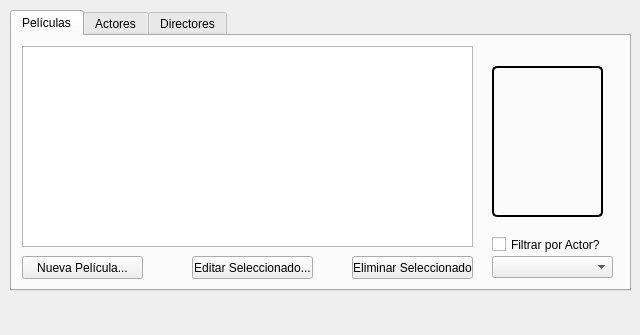
fr4j4/TrabajoTallerConstruccionSw, file Programa/ui_files/main.ui: the form before one commit.
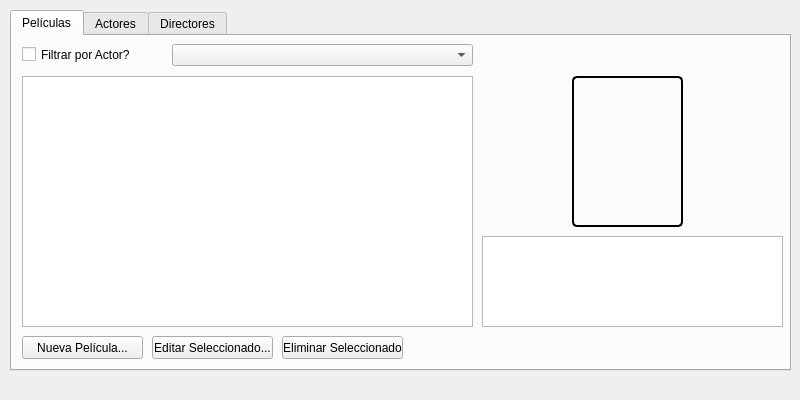
The form after the commit.

Patch:
```diff
--- a/Programa/ui_files/main.ui
+++ b/Programa/ui_files/main.ui
@@ -6,8 +6,8 @@
    <rect>
     <x>0</x>
     <y>0</y>
-    <width>640</width>
-    <height>335</height>
+    <width>800</width>
+    <height>400</height>
    </rect>
   </property>
   <property name="windowTitle">
@@ -19,8 +19,8 @@
      <rect>
       <x>10</x>
       <y>10</y>
-      <width>621</width>
-      <height>281</height>
+      <width>781</width>
+      <height>361</height>
      </rect>
     </property>
     <property name="currentIndex">
@@ -33,8 +33,8 @@
      <widget class="QCheckBox" name="checkBox">
       <property name="geometry">
        <rect>
-        <x>480</x>
-        <y>200</y>
+        <x>10</x>
+        <y>10</y>
         <width>121</width>
         <height>17</height>
        </rect>
@@ -46,9 +46,9 @@
      <widget class="QComboBox" name="comboBox">
       <property name="geometry">
        <rect>
-        <x>480</x>
-        <y>220</y>
-        <width>121</width>
+        <x>160</x>
+        <y>8</y>
+        <width>301</width>
         <height>22</height>
        </rect>
       </property>
@@ -56,8 +56,8 @@
      <widget class="QLabel" name="pelicula_image">
       <property name="geometry">
        <rect>
-        <x>480</x>
-        <y>30</y>
+        <x>560</x>
+        <y>40</y>
         <width>111</width>
         <height>151</height>
        </rect>
@@ -79,7 +79,7 @@
       <property name="geometry">
        <rect>
         <x>10</x>
-        <y>220</y>
+        <y>300</y>
         <width>121</width>
         <height>23</height>
        </rect>
@@ -91,8 +91,8 @@
      <widget class="QPushButton" name="BEliminar">
       <property name="geometry">
        <rect>
-        <x>340</x>
-        <y>220</y>
+        <x>270</x>
+        <y>300</y>
         <width>121</width>
         <height>23</height>
        </rect>
@@ -104,8 +104,8 @@
      <widget class="QPushButton" name="BEditar">
       <property name="geometry">
        <rect>
-        <x>180</x>
-        <y>220</y>
+        <x>140</x>
+        <y>300</y>
         <width>121</width>
         <height>23</height>
        </rect>
@@ -118,9 +118,9 @@
       <property name="geometry">
        <rect>
         <x>10</x>
-        <y>10</y>
+        <y>40</y>
         <width>451</width>
-        <height>201</height>
+        <height>251</height>
        </rect>
       </property>
       <property name="selectionMode">
@@ -130,6 +130,22 @@
        <enum>QAbstractItemView::SelectRows</enum>
       </property>
      </widget>
+     <widget class="QTextEdit" name="pelicula_description_text">
+      <property name="enabled">
+       <bool>true</bool>
+      </property>
+      <property name="geometry">
+       <rect>
+        <x>470</x>
+        <y>200</y>
+        <width>301</width>
+        <height>91</height>
+       </rect>
+      </property>
+      <property name="textInteractionFlags">
+       <set>Qt::TextSelectableByKeyboard|Qt::TextSelectableByMouse</set>
+      </property>
+     </widget>
     </widget>
     <widget class="QWidget" name="Actores">
      <attribute name="title">
```
Left out of the diff: 62 changed lines with no effect on the pictures.
